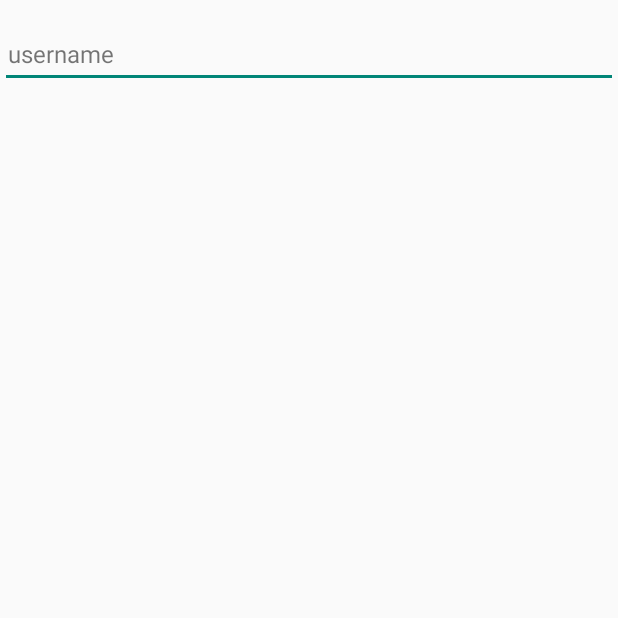
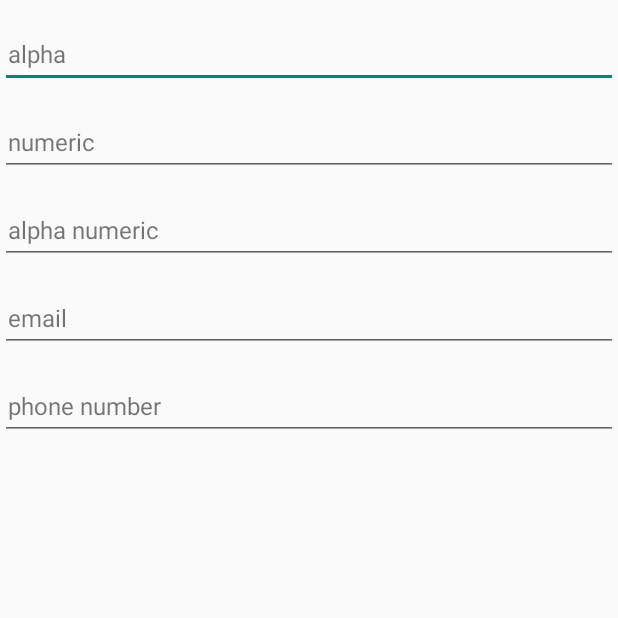
Before and after one commit to IvanWooll/FloatingLabelValidator, an Android app: the screen it shows after launch (MainActivity), on a phone screen of 412 x 824 dp, the top half of it. Run offline under Robolectric (Android 15) with nearby library versions, the phone set to English and light mode, and no system bars.

Commit message:
Update sample

```diff
--- a/app/src/main/java/com/fieldsoftware/floatinglabelvalidator/Validator.java
+++ b/app/src/main/java/com/fieldsoftware/floatinglabelvalidator/Validator.java
@@ -32,12 +32,13 @@ public class Validator {
     public String validate(CharSequence s) {
         mCharSequence = s;
         String result = "";
-        final StringBuilder sb = new StringBuilder(s.length());
-        sb.append(s);
-        mString = sb.toString();
+        mString = stringFromCharSequence(s);
         mChars = mString.toCharArray();
         if (mAllowEmpty && mValidatorType < 0) {
             return "";
+        }
+        if (mString.length() < 1) {
+            return " must not be empty";
         }
         switch (mValidatorType) {
             case ALPHA:
@@ -58,10 +59,10 @@ public class Validator {
             default:
                 break;
         }
-        result += validateNotEmpty();
+//        result += validateNotEmpty();
         return result;
+    }
 
-    }
 
     private String validateNotEmpty() {
         if (mString.length() > 0) {
@@ -131,4 +132,12 @@ public class Validator {
         }
     }
 
+    private String stringFromCharSequence(CharSequence s) {
+        String str;
+        final StringBuilder sb = new StringBuilder(s.length());
+        sb.append(s);
+        str = sb.toString();
+        return str;
+    }
+
 }
--- a/app/src/main/res/layout/activity_main.xml
+++ b/app/src/main/res/layout/activity_main.xml
@@ -9,7 +9,35 @@
     <com.fieldsoftware.floatinglabelvalidator.FloatingLabelTextView
         android:layout_width="match_parent"
         android:layout_height="wrap_content"
-        app:hint="username"
+        app:hint="alpha"
+        app:allowEmpty="false"
+        app:validatorType="alpha" />
+
+    <com.fieldsoftware.floatinglabelvalidator.FloatingLabelTextView
+        android:layout_width="match_parent"
+        android:layout_height="wrap_content"
+        app:hint="numeric"
+        app:allowEmpty="false"
+        app:validatorType="numeric" />
+
+    <com.fieldsoftware.floatinglabelvalidator.FloatingLabelTextView
+        android:layout_width="match_parent"
+        android:layout_height="wrap_content"
+        app:hint="alpha numeric"
+        app:allowEmpty="false"
+        app:validatorType="alphaNumeric" />
+
+    <com.fieldsoftware.floatinglabelvalidator.FloatingLabelTextView
+        android:layout_width="match_parent"
+        android:layout_height="wrap_content"
+        app:hint="email"
+        app:allowEmpty="false"
+        app:validatorType="email" />
+
+    <com.fieldsoftware.floatinglabelvalidator.FloatingLabelTextView
+        android:layout_width="match_parent"
+        android:layout_height="wrap_content"
+        app:hint="phone number"
         app:allowEmpty="false"
         app:validatorType="phone" />
 
```
